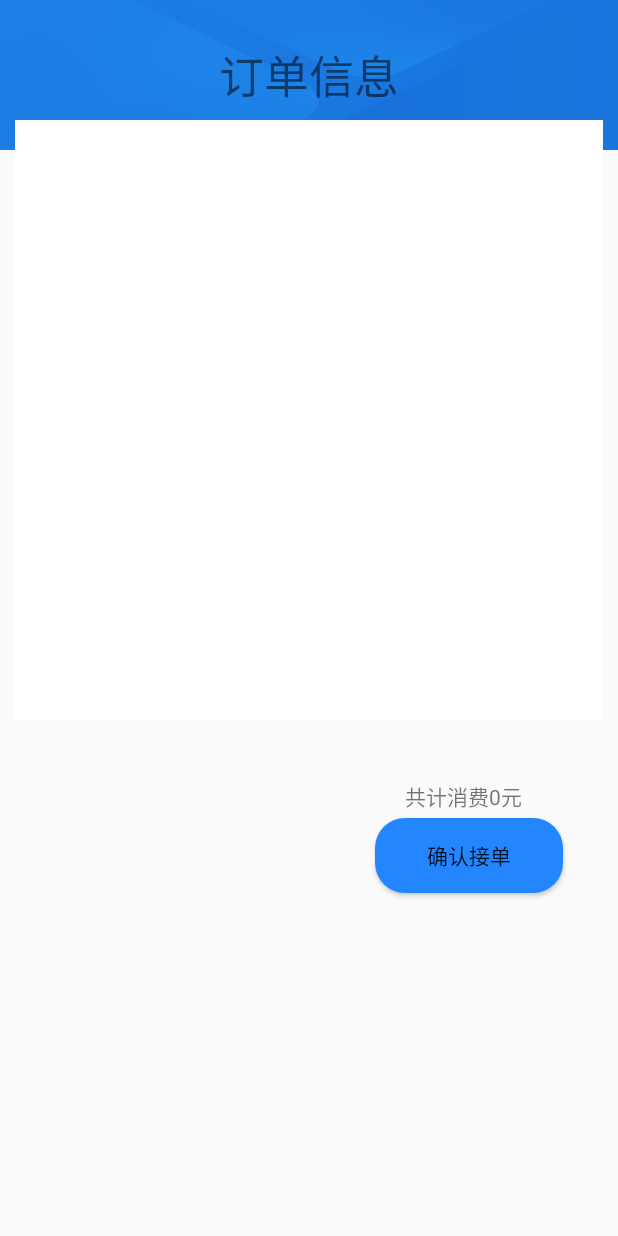
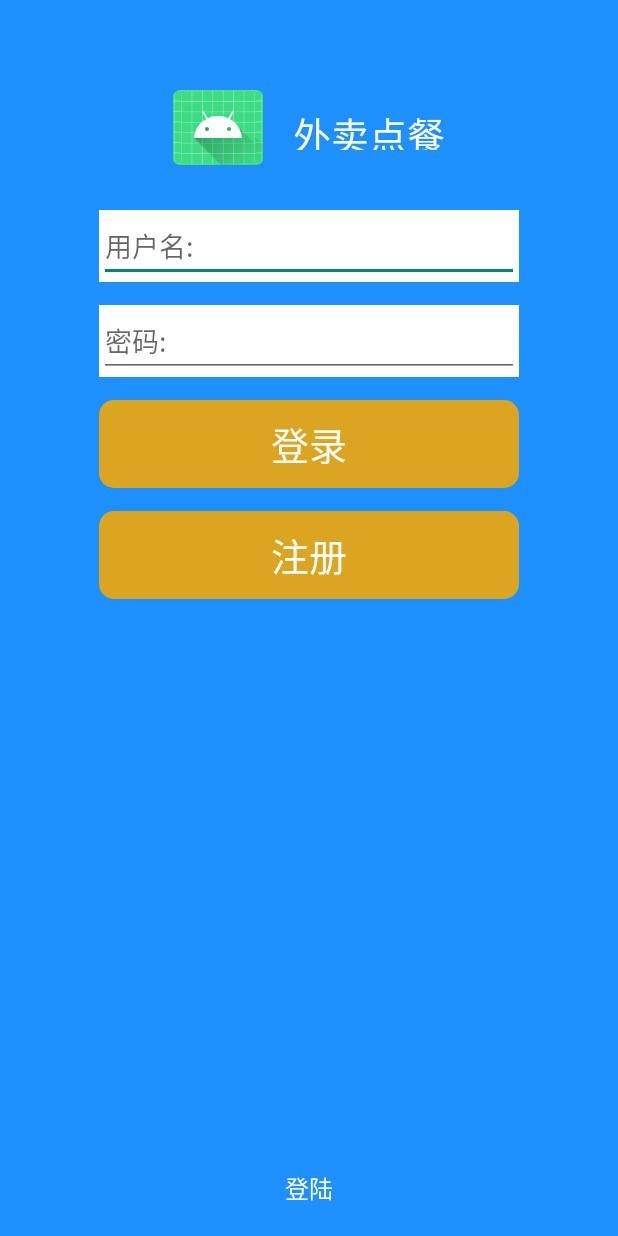
Before and after one commit to kewudeqiutian/shopper, an Android app: the screen it shows after launch (MainActivity before the commit, Login after it), on a phone screen of 412 x 824 dp. Run offline under Robolectric (Android 15) with nearby library versions, the phone set to English and light mode, and no system bars.

Commit message:
6.27 18:21 k

```diff
--- a/app/src/main/AndroidManifest.xml
+++ b/app/src/main/AndroidManifest.xml
@@ -10,7 +10,9 @@
         android:roundIcon="@mipmap/ic_launcher_round"
         android:supportsRtl="true"
         android:theme="@style/Theme.AppCompat.Light.NoActionBar">
-        <activity android:name=".MainActivity">
+        <activity android:name=".MainActivity"/>
+        <activity android:name=".Register"/>
+        <activity android:name=".Login">
             <intent-filter>
                 <action android:name="android.intent.action.MAIN" />
 
--- a/app/src/main/java/com/example/shopper/JDBCUtils.java
+++ b/app/src/main/java/com/example/shopper/JDBCUtils.java
@@ -60,7 +60,7 @@ public class JDBCUtils {
 //        ResultSet resultSet = null;
 
         try {
-            connection = DriverManager.getConnection("jdbc:mysql://121.199.39.117:3306/demo1?characterEncoding=utf-8", "root", "root");
+            connection = DriverManager.getConnection("jdbc:mysql://121.199.39.117:3306/demo1?characterEncoding=utf-8&useSSL=false", "root", "root");
             statement = connection.createStatement();
         } catch (SQLException e) {
             e.printStackTrace();
@@ -78,7 +78,7 @@ public class JDBCUtils {
     public static int update(String sql){
         int update = 0;
         try {
-            connection = DriverManager.getConnection("jdbc:mysql://121.199.39.117:3306/demo1?characterEncoding=utf-8", "root", "root");
+            connection = DriverManager.getConnection("jdbc:mysql://121.199.39.117:3306/demo1?characterEncoding=utf-8&useSSL=false", "root", "root");
             statement = connection.createStatement();
             update = statement.executeUpdate(sql);
         } catch (SQLException throwables) {
--- /dev/null
+++ b/app/src/main/java/com/example/shopper/Login.java
@@ -0,0 +1,91 @@
+package com.example.shopper;
+
+import android.content.Intent;
+import android.os.Bundle;
+import android.os.Handler;
+import android.os.Looper;
+import android.os.Message;
+import android.util.Log;
+import android.view.View;
+import android.widget.Button;
+import android.widget.EditText;
+import android.widget.Toast;
+
+import androidx.annotation.NonNull;
+import androidx.appcompat.app.AppCompatActivity;
+
+import java.sql.ResultSet;
+import java.sql.SQLException;
+
+
+public class Login extends AppCompatActivity implements View.OnClickListener{
+    private final int SUCCESS = 0x01;
+    Handler handler = new Handler(){
+        @Override
+        public void handleMessage(@NonNull Message msg) {
+            super.handleMessage(msg);
+            if (msg.what == SUCCESS){
+
+            }
+        }
+    };
+
+    private EditText u_username;
+    private EditText u_password;
+    private Button   u_login;
+    private Button   u_register;
+    @Override
+    protected void onCreate(Bundle savedInstanceState) {
+        super.onCreate(savedInstanceState);
+        setContentView(R.layout.activity_login);
+        bindViews();
+    }
+    private void bindViews() {
+         u_username= (EditText) findViewById(R.id.u_usename);
+         u_password= (EditText) findViewById(R.id.u_password);
+         u_login = (Button) findViewById(R.id.u_login);
+         u_register= (Button) findViewById(R.id.u_register);
+         u_username=(EditText) findViewById(R.id.u_usename);
+         u_password=(EditText) findViewById(R.id.u_password);
+         u_login.setOnClickListener(this);
+         u_register.setOnClickListener(this);
+    }
+    public void onClick(View v) {
+        switch (v.getId()) {
+            case R.id.u_login:
+                new Thread(new Runnable() {
+                    @Override
+                    public void run() {
+                        String sql1 = "select * from shop where shop_username='" + u_username.getText().toString()
+                                + "' and shop_password='" + u_password.getText().toString() + "'";
+                        ResultSet resultSet = JDBCUtils.query(sql1);
+                        try {
+                            if (resultSet.next()) {
+                                //intent.putExtra("u_username",u_username.getText().toString());
+                                Shopper instance = Shopper.getInstance();
+                                instance.setUsername(u_username.getText().toString());
+                                instance.setShopName(resultSet.getString("shop_name"));
+                                Intent intent = new Intent(Login.this, MainActivity.class);
+                                startActivity(intent);
+                                // Toast.makeText(getApplicationContext(),"欢迎用户"+u_username+"！",Toast.LENGTH_LONG).show();
+                            } else {
+                                Looper.prepare();
+                                Toast.makeText(getApplicationContext(), "用户名或密码错误！", Toast.LENGTH_LONG).show();
+                                Looper.loop();
+                                u_username.setText("");
+                                u_password.setText("");
+                            }
+                        } catch (SQLException e) {
+                            e.printStackTrace();
+                        }
+                        JDBCUtils.close();
+                    }
+                }).start();
+                break;
+            case R.id.u_register:
+                Intent intent = new Intent(Login.this, Register.class);
+                startActivity(intent);
+                break;
+        }
+    }
+}
--- /dev/null
+++ b/app/src/main/res/drawable-v24/button_shape.xml
@@ -0,0 +1,19 @@
+<?xml version="1.0" encoding="utf-8"?>
+<shape
+    xmlns:android="http://schemas.android.com/apk/res/android"
+    android:shape="rectangle">
+    <!-- 填充的颜色 -->
+    <solid android:color= "@color/goldenrod" />
+    <!-- android:radius 弧形的半径 -->
+    <!-- 设置按钮的四个角为弧形 -->
+    <corners
+        android:radius="10dip" />
+    **设置文字padding**
+    <!-- padding：Button里面的文字与Button边界的间隔 -->
+    <padding
+        android:left="10dp"
+        android:top="10dp"
+        android:right="10dp"
+        android:bottom="10dp"
+        />
+</shape>
--- /dev/null
+++ b/app/src/main/res/layout/activity_login.xml
@@ -0,0 +1,102 @@
+<?xml version="1.0" encoding="utf-8"?>
+<RelativeLayout xmlns:android="http://schemas.android.com/apk/res/android"
+    xmlns:tools="http://schemas.android.com/tools"
+    android:layout_width="match_parent"
+    android:layout_height="match_parent"
+    android:background="@color/login_background"
+    tools:context=".Login">
+
+
+    <LinearLayout
+        android:layout_width="match_parent"
+        android:layout_height="match_parent"
+        android:orientation="vertical">
+        <RelativeLayout
+            android:layout_marginTop="60dp"
+            android:layout_width="match_parent"
+            android:layout_height="50dp"
+            android:gravity="center_horizontal">
+
+            <ImageView
+                android:id="@+id/iv_logo"
+                android:layout_width="60dp"
+                android:layout_height="50dp"
+                android:background="@mipmap/ic_launcher_round"
+                android:src="@mipmap/ic_launcher_round" />
+            <TextView
+                android:layout_toRightOf="@+id/iv_logo"
+                android:layout_width="wrap_content"
+                android:layout_height="30dp"
+                android:gravity="center_vertical"
+                android:layout_marginLeft="20dp"
+                android:layout_marginTop="10dp"
+                android:textSize="25sp"
+                android:textColor="#ffffff"
+                android:text="@string/login_title"/>
+        </RelativeLayout>
+
+
+        <LinearLayout
+            android:id="@+id/textInputEmail"
+            android:layout_width="280dp"
+            android:layout_height="wrap_content"
+            android:layout_gravity="center_horizontal"
+            android:background="#ffffff"
+            android:layout_marginTop="30dp">
+
+            <EditText
+                android:id="@+id/u_usename"
+                android:layout_width="match_parent"
+                android:layout_height="wrap_content"
+                android:hint="@string/hint_usename"/>
+        </LinearLayout>
+
+        <LinearLayout
+            android:layout_marginTop="15dp"
+            android:layout_width="280dp"
+            android:layout_height="wrap_content"
+            android:layout_gravity="center_horizontal"
+            android:background="#ffffff">
+
+            <EditText
+                android:id="@+id/u_password"
+                android:layout_width="match_parent"
+                android:layout_height="wrap_content"
+                android:hint="@string/hint_password"
+                android:password="true"/>
+        </LinearLayout>
+
+        <Button
+            android:id="@+id/u_login"
+            android:layout_width="280dp"
+            android:layout_height="wrap_content"
+            android:layout_gravity="center_horizontal"
+            android:layout_marginTop="15dp"
+            android:background="@drawable/button_shape"
+            android:text="登录"
+            android:textColor="#ffffff"
+            android:textSize="25sp" />
+
+        <Button
+            android:id="@+id/u_register"
+            android:layout_width="280dp"
+            android:layout_height="wrap_content"
+            android:layout_gravity="center_horizontal"
+            android:layout_marginTop="15dp"
+            android:background="@drawable/button_shape"
+            android:text="注册"
+            android:textColor="#ffffff"
+            android:textSize="25sp" />
+    </LinearLayout>
+
+    <TextView
+        android:layout_width="match_parent"
+        android:layout_height="wrap_content"
+        android:textColor="#ffffff"
+        android:textSize="16sp"
+        android:gravity="center_horizontal"
+        android:layout_alignParentBottom="true"
+        android:layout_marginBottom="20dp"
+        android:text="登陆"/>
+
+</RelativeLayout>
--- a/app/src/main/res/values/strings.xml
+++ b/app/src/main/res/values/strings.xml
@@ -1,3 +1,10 @@
 <resources>
     <string name="app_name">shopper</string>
+    <string name="tab_menu_alert">发现</string>
+    <string name="tab_menu_profile">订单</string>
+    <string name="tab_menu_setting">我的</string>
+    <string name="login_title">外卖点餐</string>
+    <string name="hint_usename">用户名:</string>
+    <string name="hint_password">密码:</string>
+    <string name="copyright_information">登陆</string>
 </resources>
```
Also changed, not shown: app/src/main/java/com/example/shopper/MainActivity.java (+6 -4 lines), app/src/main/java/com/example/shopper/Register.java (added, +97 -0 lines), app/src/main/java/com/example/shopper/Shopper.java (+27 -1 lines), app/src/main/res/layout/activity_register.xml (added, +103 -0 lines), app/src/main/res/values/colors.xml (+11 -0 lines).
